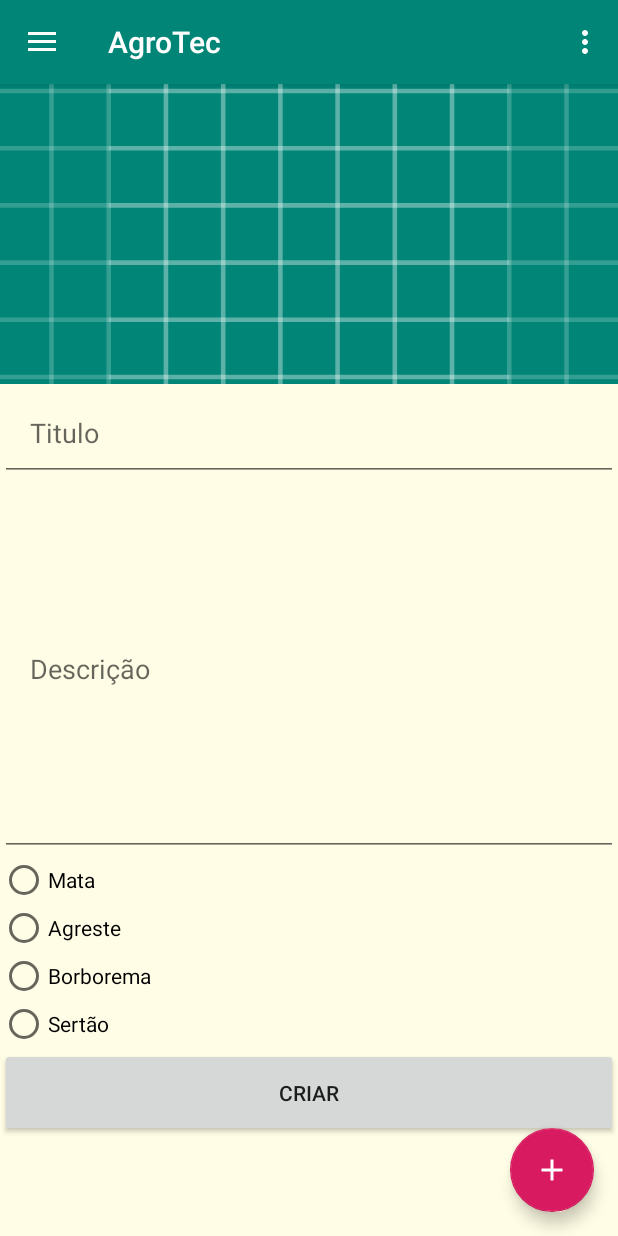
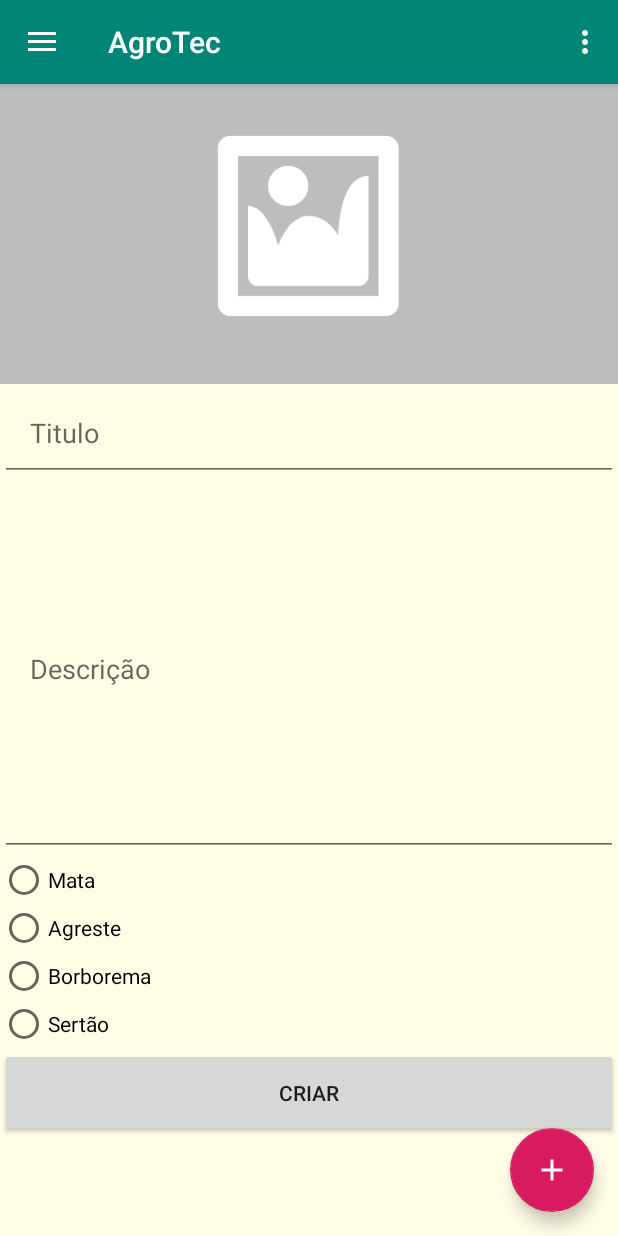
Before and after one commit to caiomcg/AgroTec, an Android app: the fragment PostAdFragment placed in its activity, on a phone screen of 412 x 824 dp. Run offline under Robolectric (Android 15) with nearby library versions, the phone set to English and light mode, and no system bars; our stand-ins replace CircleImageView, Picasso, Volley; network calls fail; pictures from the network do not load; 5 statements that could not run were skipped.

Commit message:
Add palceholder image to post creation

```diff
--- a/app/src/main/res/layout/fragment_post_ad.xml
+++ b/app/src/main/res/layout/fragment_post_ad.xml
@@ -30,7 +30,7 @@
                 android:layout_height="200dp"
                 android:layout_weight="1"
                 android:scaleType="centerCrop"
-                android:src="@drawable/ic_launcher_background"
+                android:src="@drawable/placeholder"
                 tools:layout_editor_absoluteX="0dp"
                 tools:layout_editor_absoluteY="0dp" />
 
```
